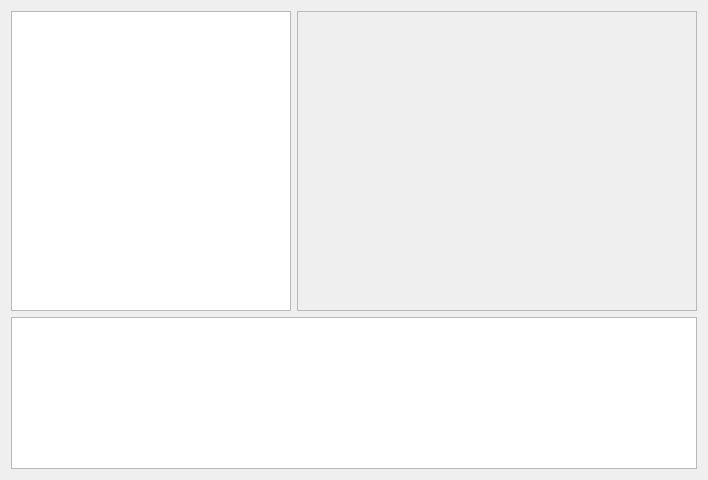
This is mac/examples/GasInfo/terminalwidget.ui in Quenii/ADCEVM as Qt 5 draws it before an edit. The edited form follows.
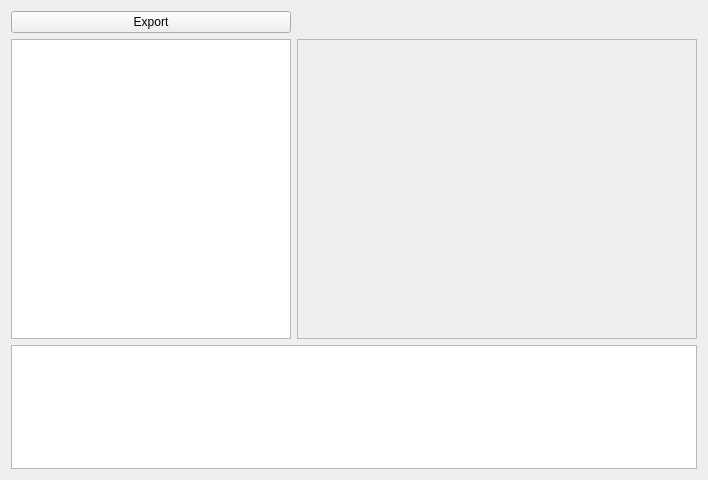
This is the edited form. Custom widgets are drawn as their Qt base class.

```diff
--- a/mac/examples/GasInfo/terminalwidget.ui
+++ b/mac/examples/GasInfo/terminalwidget.ui
@@ -14,7 +14,7 @@
    <string>Terminal</string>
   </property>
   <layout class="QGridLayout" name="gridLayout">
-   <item row="0" column="0">
+   <item row="1" column="0">
     <widget class="QTableView" name="tableView">
      <property name="enabled">
       <bool>true</bool>
@@ -48,7 +48,7 @@
      </attribute>
     </widget>
    </item>
-   <item row="0" column="1">
+   <item row="1" column="1">
     <widget class="QFrame" name="frame">
      <property name="minimumSize">
       <size>
@@ -78,7 +78,7 @@
      </layout>
     </widget>
    </item>
-   <item row="1" column="0" colspan="2">
+   <item row="2" column="0" colspan="2">
     <widget class="QListView" name="listView">
      <property name="sizePolicy">
       <sizepolicy hsizetype="Expanding" vsizetype="Expanding">
@@ -88,6 +88,13 @@
      </property>
     </widget>
    </item>
+   <item row="0" column="0">
+    <widget class="QPushButton" name="pushButton">
+     <property name="text">
+      <string>Export</string>
+     </property>
+    </widget>
+   </item>
   </layout>
  </widget>
  <customwidgets>
```
